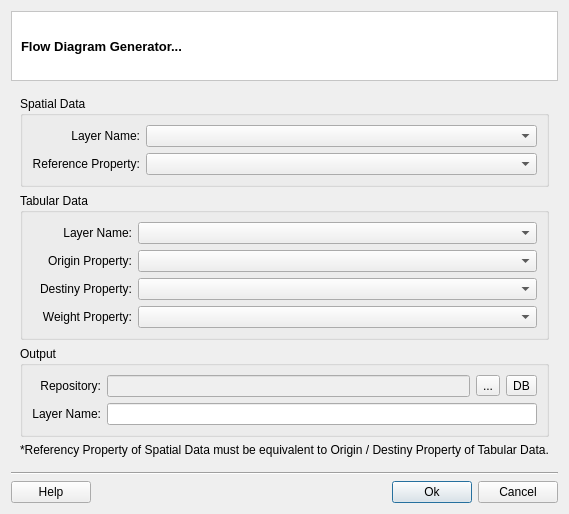
Before: the Qt Designer form src/fiocruz/flow/qt/ui/FlowDiagramDialogForm.ui in ericabreu82/tv5_flow, drawn with Qt 5.
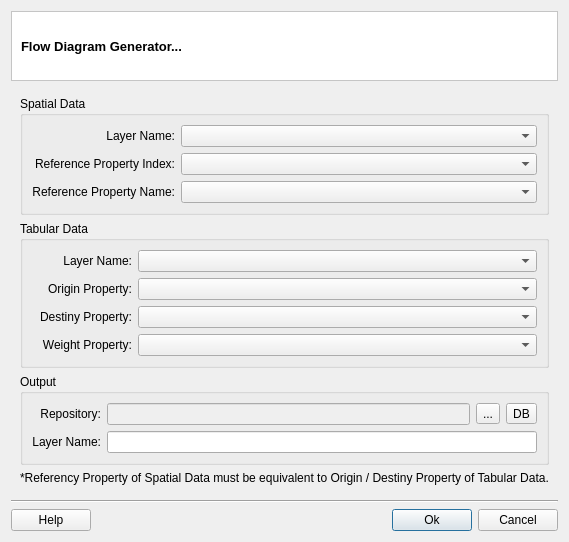
After: the same form once the commit is applied.

What changed in the file:
```diff
--- a/src/fiocruz/flow/qt/ui/FlowDiagramDialogForm.ui
+++ b/src/fiocruz/flow/qt/ui/FlowDiagramDialogForm.ui
@@ -7,7 +7,7 @@
     <x>0</x>
     <y>0</y>
     <width>526</width>
-    <height>486</height>
+    <height>512</height>
    </rect>
   </property>
   <property name="windowTitle">
@@ -70,9 +70,9 @@
             <property name="flat">
              <bool>true</bool>
             </property>
-            <layout class="QGridLayout" name="gridLayout_3">
+            <layout class="QGridLayout" name="gridLayout_4">
              <item row="0" column="0">
-              <layout class="QGridLayout" name="gridLayout_4">
+              <layout class="QGridLayout" name="gridLayout_3">
                <item row="0" column="0">
                 <widget class="QLabel" name="label">
                  <property name="minimumSize">
@@ -108,7 +108,7 @@
                   </size>
                  </property>
                  <property name="text">
-                  <string>Reference Property:</string>
+                  <string>Reference Property Index:</string>
                  </property>
                  <property name="alignment">
                   <set>Qt::AlignRight|Qt::AlignTrailing|Qt::AlignVCenter</set>
@@ -116,7 +116,7 @@
                 </widget>
                </item>
                <item row="1" column="1">
-                <widget class="QComboBox" name="m_spatialPropertyComboBox">
+                <widget class="QComboBox" name="m_spatialPropertyIdxComboBox">
                  <property name="sizePolicy">
                   <sizepolicy hsizetype="MinimumExpanding" vsizetype="Fixed">
                    <horstretch>0</horstretch>
@@ -125,6 +125,19 @@
                  </property>
                 </widget>
                </item>
+               <item row="2" column="0">
+                <widget class="QLabel" name="label_8">
+                 <property name="text">
+                  <string>Reference Property Name:</string>
+                 </property>
+                 <property name="alignment">
+                  <set>Qt::AlignRight|Qt::AlignTrailing|Qt::AlignVCenter</set>
+                 </property>
+                </widget>
+               </item>
+               <item row="2" column="1">
+                <widget class="QComboBox" name="m_spatialPropertyNameComboBox"/>
+               </item>
               </layout>
              </item>
             </layout>
```
Left out of the diff: 3 changed lines with no effect on the pictures.
